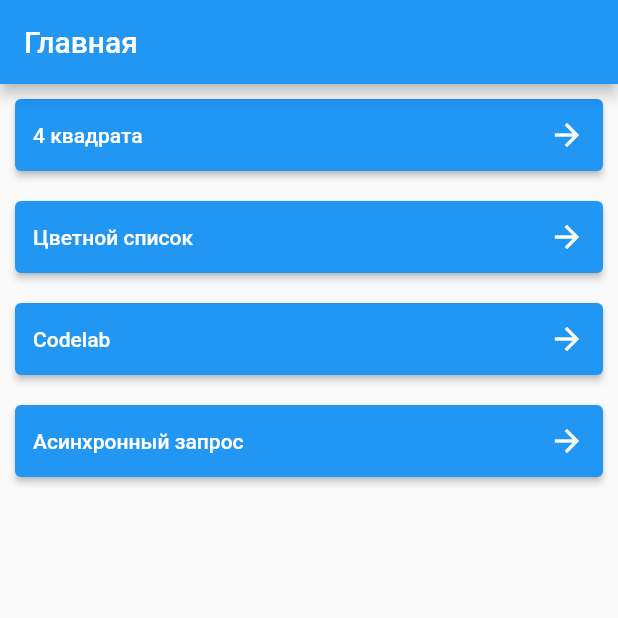
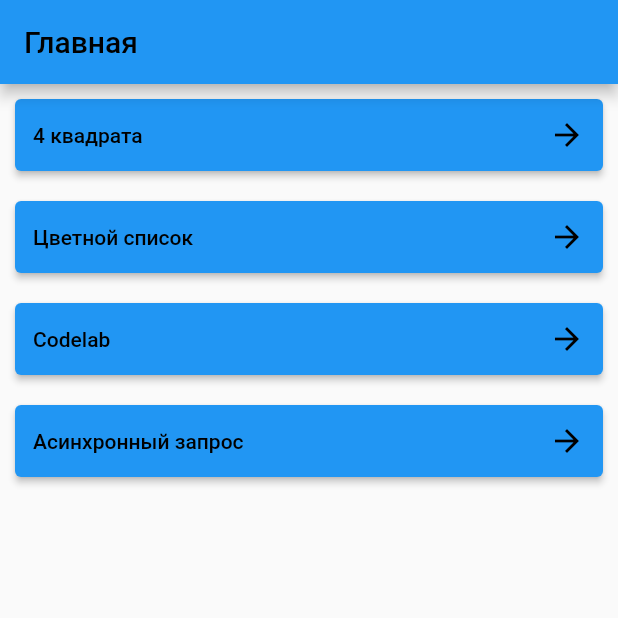
Before and after one commit to Pasheza/boost_grade, a Flutter app: the screen it shows after launch, on a phone screen of 412 x 824 dp, the top half of it. Run offline on Flutter 3.47's test engine with Material 2 defaults, Android fonts, the phone set to English and light mode, and no system bars.

Commit message:
change color of text and icons to black

```diff
--- a/lib/main.dart
+++ b/lib/main.dart
@@ -33,7 +33,7 @@ class _MyHomePageState extends State<MyHomePage> {
   Widget build(BuildContext context) {
     return Scaffold(
       appBar: AppBar(
-        title: Text(widget.title),
+        title: Text(widget.title, style: const TextStyle(color: Colors.black)),
       ),
       body: Center(
         child: Column(
@@ -65,8 +65,8 @@ class MainPageButton extends StatelessWidget {
         child: Row(
           mainAxisAlignment: MainAxisAlignment.spaceBetween,
           children: [
-            Text(title),
-            const Icon(Icons.arrow_forward_outlined),
+            Text(title, style: const TextStyle(color: Colors.black)),
+            const Icon(Icons.arrow_forward_outlined, color: Colors.black,),
           ]),
       onPressed: () {},
       ),
```
